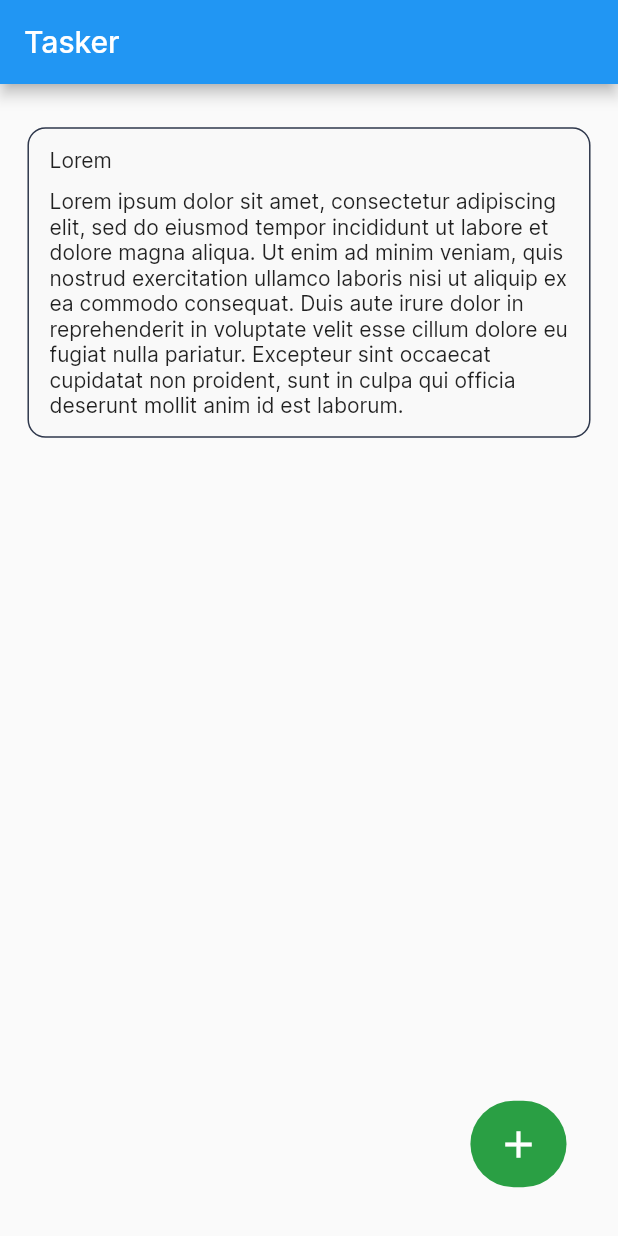
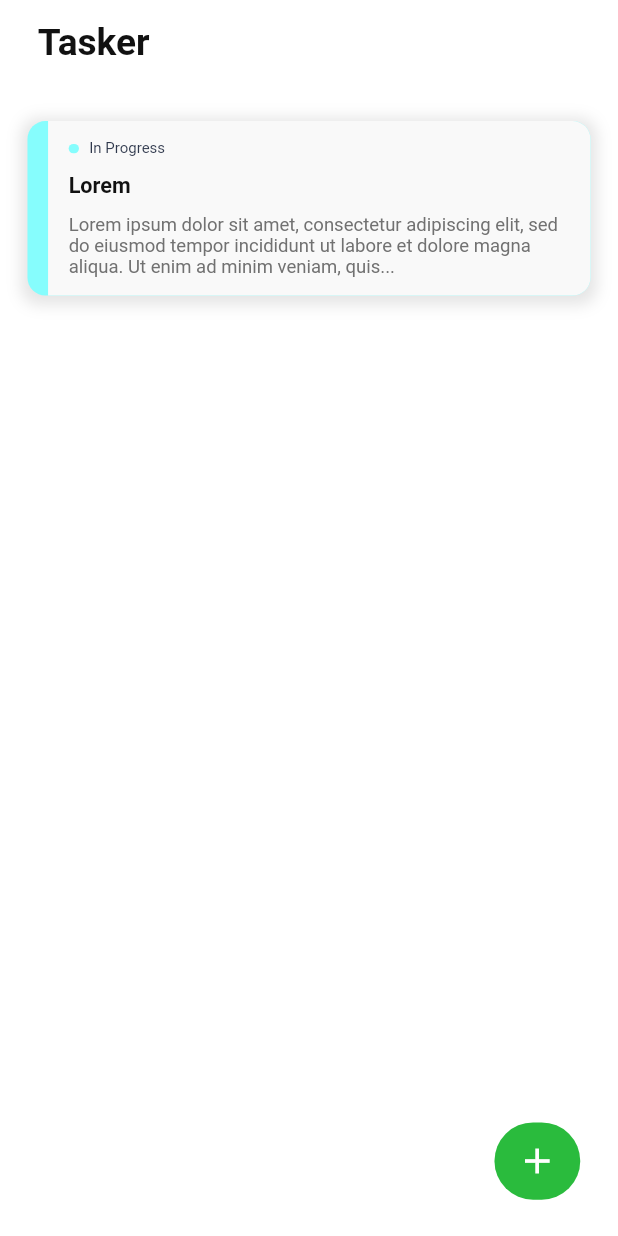
Before and after one commit to im-dpaul/tasker, a Flutter app: the screen it shows after launch, after a tap on the "add" icon, on a phone screen of 412 x 824 dp. Run offline on Flutter 3.47's test engine with Material 2 defaults, Android fonts, the phone set to English and light mode, and no system bars; our stand-ins replace flutter_screenutil, get, sqflite; accounts and stored records are empty; Roboto replaces fonts that are missing (Inter-Black, Inter-Bold).

Commit message:
ADD: CommonAppBar, Updated TasksCard with Status, Updated floating action button

```diff
--- /dev/null
+++ b/lib/core/constants/constants.dart
@@ -0,0 +1,9 @@
+class Constants {
+  static const Map<String, String> taskStatus = {
+    "NOT_STARTED": "Not Started",
+    "IN_PROGRESS": "In Progress",
+    "ON_HOLD": "On Hold",
+    "PENDING": "Pending",
+    "FINISHED": "Finished",
+  };
+}
--- /dev/null
+++ b/lib/core/constants/image_path.dart
@@ -0,0 +1,3 @@
+class ImagePath {
+  static const String taskerLogo = 'assets/images/tasker_logo.png';
+}
--- a/lib/core/services/db_provider.dart
+++ b/lib/core/services/db_provider.dart
@@ -28,7 +28,8 @@ class DBProvider {
       '''CREATE TABLE tasks
       (id INTEGER PRIMARY KEY AUTOINCREMENT,
       title TEXT NOT NULL,
-      description TEXT)''',
+      description TEXT,
+      status TEXT NOT NULL)''',
     );
   }
 
--- a/lib/core/theme/app_colors.dart
+++ b/lib/core/theme/app_colors.dart
@@ -7,31 +7,15 @@ class AppColors {
   static const Color transparent = Colors.transparent;
 
   static const Color textBlack = Color(0xFF111111);
-
-  static const Color lightGrey = Color(0xFFF9F9F9);
-  static const Color teal = Color(0xFF009E92);
-  static const Color accent4 = Color(0xff257CFF);
-  static const Color blackShade2 = Color(0xFF222222);
-  static const Color surface = Color(0xFFF7F7F7);
-  static const Color neutral08 = Color(0xFF5E5E5E);
-  static const Color neutral06 = Color(0xFFB0B0B0);
-  static const Color primaryShade100 = Color(0xFFC9FBE0);
-  static const Color neutral05 = Color(0xFFC2C2C2);
-  static const Color neutral01 = Color(0xFFF7F7F7);
-  static const Color neutral02 = Color(0xFFEBEBEB);
-  static const Color neutral07 = Color(0xFF717171);
-  static const Color redError = Color(0xFFD82C0D);
-  static const Color redError02 = Color(0xFFE31315);
-  static const Color raisinBlack = Color(0xff262626);
-  static const Color base = Color(0xff2F384C);
-  static const Color greyB0 = Color(0xffB0B0B0);
-  static const Color greyScale400 = Color(0xff9EA3AE);
-  static const Color chineseBlack = Color(0xff0B151B);
-  static const Color accent3 = Color(0xff2B9F44);
-  static const Color primaryShade600 = Color(0xff009E92);
-  static const Color baseBg = Color(0xffF1F5F8);
-  static const Color primaryShade900 = Color(0xFF004558);
-  static const Color accent03 = Color(0xFF2A9F44);
-
-  static const Color failed = Color(0xFFF55051);
+  static const Color lightGrey = Color(0xFFD6DBD4);
+  static const Color smokyGrey = Color(0xFF717171);
+  static const Color snowDrift = Color(0xFFF9F9F9);
+  static const Color tuna = Color(0xff2F384C);
+  static const Color lightRed = Color(0xFFF55051);
+  static const Color clearBlue = Color(0xFF257CFF);
+  static const Color tronBlue = Color(0xFF86FDFD);
+  static const Color babyGreen = Color(0xFF86FD9E);
+  static const Color mediumGreen = Color(0xFF2ABB3D);
+  static const Color tangerin = Color(0xFFFD9E86);
+  static const Color brightLavender = Color(0xFFCD86FD);
 }
--- a/lib/core/theme/app_text_styles.dart
+++ b/lib/core/theme/app_text_styles.dart
@@ -3,17 +3,24 @@ import 'package:tasker/core/extensions/size_extension.dart';
 import 'package:tasker/core/theme/app_colors.dart';
 
 class AppTextStyles {
-  static TextStyle f24w700InterTextBlack = TextStyle(
+  static TextStyle f24w700TextBlack = TextStyle(
     color: AppColors.textBlack,
     fontSize: 24.textMultiplier,
-    fontFamily: 'Inter',
+    fontFamily: 'Inter-Black',
     fontWeight: FontWeight.w700,
   );
 
-  static TextStyle f16w500InterNeutral06 = TextStyle(
-    color: AppColors.neutral06,
-    fontSize: 16.textMultiplier,
-    fontFamily: 'Inter',
-    fontWeight: FontWeight.w500,
+  static TextStyle f14w600TextBlack = TextStyle(
+    color: AppColors.textBlack,
+    fontSize: 14.textMultiplier,
+    fontFamily: 'Inter-Bold',
+    fontWeight: FontWeight.w600,
+  );
+
+  static TextStyle f12w400SmokyGrey = TextStyle(
+    color: AppColors.smokyGrey,
+    fontSize: 12.textMultiplier,
+    fontFamily: 'Inter-Bold',
+    fontWeight: FontWeight.w400,
   );
 }
--- a/lib/features/home/views/home_screen.dart
+++ b/lib/features/home/views/home_screen.dart
@@ -1,12 +1,10 @@
 import 'package:flutter/material.dart';
 import 'package:get/get.dart';
 import 'package:tasker/core/extensions/size_extension.dart';
-import 'package:tasker/core/services/db_provider.dart';
 import 'package:tasker/core/theme/app_colors.dart';
 import 'package:tasker/features/tasks/controller/tasks_controller.dart';
-import 'package:tasker/features/tasks/models/tasks_model.dart';
-import 'package:tasker/features/tasks/views/tasks_screen.dart';
 import 'package:tasker/features/tasks/widgets/task_card.dart';
+import 'package:tasker/widgets/common_app_bar.dart';
 import 'package:tasker/widgets/custom_sized_box.dart';
 
 class HomeScreen extends StatefulWidget {
@@ -28,64 +26,111 @@ class _HomeScreenState extends State<HomeScreen> {
   @override
   Widget build(BuildContext context) {
     return Scaffold(
-      appBar: AppBar(
-        title: const Text('Tasker'),
+      appBar: const CommonAppBar(
+        title: 'Tasker',
       ),
       body: Obx(
-        () => CustomSizedBox(
-          // height: 700,
-          childWidget: Padding(
+        () => Container(
+          color: AppColors.white,
           padding: EdgeInsets.symmetric(
-              vertical: 16.h,
-              horizontal: 16.w,
+            vertical: 8.h,
+            horizontal: 8.w,
           ),
           child: ListView.separated(
             itemCount: tasksController.tasksList.length,
             physics: const BouncingScrollPhysics(),
-              padding: EdgeInsets.symmetric(vertical: 12.h),
+            padding: EdgeInsets.symmetric(vertical: 16.h, horizontal: 8.w),
             itemBuilder: (context, index) {
               return TaskCard(
                 id: tasksController.tasksList[index].id ?? 0,
                 title: tasksController.tasksList[index].title ?? '',
-                  description: tasksController.tasksList[index].description,
+                description: tasksController.truncateDescription(
+                    tasksController.tasksList[index].description),
+                status: tasksController.getTaskStatus(
+                    tasksController.tasksList[index].status ?? ''),
+                color: tasksController
+                    .getColor(tasksController.tasksList[index].status ?? ''),
+                selectionEnabled: tasksController.enableSelection.value,
+                selected: false,
                 onTap: () {
                   tasksController
                       .updateTask(tasksController.tasksList[index].id ?? 0);
                 },
                 onLongPress: () {
-                    tasksController
-                        .deleteTask(tasksController.tasksList[index].id ?? 0);
+                  tasksController.setEnableSelection(true);
+                  // tasksController
+                  //     .deleteTask(tasksController.tasksList[index].id ?? 0);
                 },
               );
             },
             separatorBuilder: (context, index) =>
-                  const CustomSizedBox(height: 12),
+                const CustomSizedBox(height: 16),
           ),
         ),
       ),
-      ),
-      floatingActionButton: GestureDetector(
+      floatingActionButton: Obx(
+        () => Column(
+          mainAxisAlignment: MainAxisAlignment.end,
+          children: [
+            Visibility(
+              visible: tasksController.enableSelection.value,
+              child: GestureDetector(
                 onTap: () {
-          tasksController.addTask();
+                  tasksController.setEnableSelection(false);
                 },
                 child: Container(
-          height: 56.h,
-          width: 56.w,
+                  height: 50.h,
+                  width: 50.w,
                   margin: EdgeInsets.symmetric(
-            horizontal: 16.w,
-            vertical: 16.h,
+                    horizontal: 8.w,
+                    vertical: 8.h,
                   ),
                   decoration: const BoxDecoration(
-            color: AppColors.accent03,
+                    color: AppColors.clearBlue,
                     borderRadius: BorderRadius.all(
                       Radius.circular(30),
                     ),
                   ),
                   child: const Icon(
-            Icons.add,
-            size: 30,
+                    Icons.close,
+                    size: 28,
                     color: AppColors.white,
                   ),
+                ),
+              ),
+            ),
+            GestureDetector(
+              onTap: () {
+                if (tasksController.enableSelection.value) {
+                } else {
+                  tasksController.addTask();
+                }
+              },
+              child: Container(
+                height: 50.h,
+                width: 50.w,
+                margin: EdgeInsets.symmetric(
+                  horizontal: 8.w,
+                  vertical: 8.h,
+                ),
+                decoration: BoxDecoration(
+                  color: tasksController.enableSelection.value
+                      ? AppColors.lightRed
+                      : AppColors.mediumGreen,
+                  borderRadius: const BorderRadius.all(
+                    Radius.circular(30),
+                  ),
+                ),
+                child: Icon(
+                  tasksController.enableSelection.value
+                      ? Icons.delete_outline_outlined
+                      : Icons.add,
+                  size: 28,
+                  color: AppColors.white,
+                ),
+              ),
+            ),
+          ],
         ),
       ),
     );
--- a/lib/features/splash/views/splash_screen.dart
+++ b/lib/features/splash/views/splash_screen.dart
@@ -1,6 +1,9 @@
 import 'package:flutter/material.dart';
+import 'package:tasker/core/constants/image_path.dart';
 import 'package:tasker/core/routes/app_routes.dart';
+import 'package:tasker/core/theme/app_colors.dart';
 import 'package:tasker/core/theme/app_text_styles.dart';
+import 'package:tasker/widgets/custom_sized_box.dart';
 
 class SplashScreen extends StatefulWidget {
   const SplashScreen({super.key});
@@ -25,10 +28,25 @@ class _SplashScreenState extends State<SplashScreen> {
   Widget build(BuildContext context) {
     return Scaffold(
       body: SafeArea(
-        child: Center(
-          child: Text(
-            'Tasker',
-            style: AppTextStyles.f24w700InterTextBlack,
+        child: Container(
+          color: AppColors.white,
+          child: Center(
+            child: Row(
+              crossAxisAlignment: CrossAxisAlignment.center,
+              mainAxisAlignment: MainAxisAlignment.center,
+              children: [
+                CustomSizedBox(
+                  height: 80,
+                  width: 60,
+                  childWidget: Image.asset(ImagePath.taskerLogo),
+                ),
+                const CustomSizedBox(width: 8),
+                Text(
+                  'Tasker',
+                  style: AppTextStyles.f24w700TextBlack,
+                ),
+              ],
+            ),
           ),
         ),
       ),
--- a/lib/features/tasks/controller/tasks_controller.dart
+++ b/lib/features/tasks/controller/tasks_controller.dart
@@ -1,9 +1,13 @@
+import 'package:flutter/material.dart';
 import 'package:get/get.dart';
+import 'package:tasker/core/constants/constants.dart';
 import 'package:tasker/core/services/db_provider.dart';
+import 'package:tasker/core/theme/app_colors.dart';
 import 'package:tasker/features/tasks/models/tasks_model.dart';
 
 class TasksController extends GetxController {
   DBProvider dbProvider = DBProvider();
+  RxBool enableSelection = RxBool(false);
   RxList<TasksModel> tasksList = <TasksModel>[].obs;
 
   getTasks() async {
@@ -17,7 +21,7 @@ class TasksController extends GetxController {
           title: 'Lorem',
           description:
               'Lorem ipsum dolor sit amet, consectetur adipiscing elit, sed do eiusmod tempor incididunt ut labore et dolore magna aliqua. Ut enim ad minim veniam, quis nostrud exercitation ullamco laboris nisi ut aliquip ex ea commodo consequat. Duis aute irure dolor in reprehenderit in voluptate velit esse cillum dolore eu fugiat nulla pariatur. Excepteur sint occaecat cupidatat non proident, sunt in culpa qui officia deserunt mollit anim id est laborum.',
-      ),
+          status: 'IN_PROGRESS'),
     );
     await getTasks();
   }
@@ -28,8 +32,8 @@ class TasksController extends GetxController {
           id: id,
           title: "Updated Title",
           description:
-            "Lorem ipsum dolor sit amet, consectetur adipiscing elit, sed do eiusmod tempor incididunt ut labore et dolore magna aliqua. Ut enim ad minim veniam, quis nostrud exercitation ullamco laboris nisi ut aliquip ex ea commodo consequat. Duis aute irure dolor in reprehenderit in voluptate velit esse cillum dolore eu fugiat nulla pariatur. Excepteur sint occaecat cupidatat non proident, sunt in culpa qui officia deserunt mollit anim id est laborum.",
-      ),
+              "Lorem ipsum dolor sit amet, consectetur adipiscing elit, sed do eiusmod tempor.",
+          status: 'FINISHED'),
     );
     await getTasks();
   }
@@ -38,4 +42,44 @@ class TasksController extends GetxController {
     await dbProvider.delete(id);
     await getTasks();
   }
+
+  setEnableSelection(bool value) {
+    enableSelection.value = value;
   }
+
+  String getTaskStatus(String sts) {
+    String status = Constants.taskStatus[sts] ?? 'Not Started';
+    return status;
+  }
+
+  Color getColor(String sts) {
+    final status = getTaskStatus(sts);
+
+    if (status == Constants.taskStatus['IN_PROGRESS']) {
+      return AppColors.tronBlue;
+    } else if (status == Constants.taskStatus['ON_HOLD']) {
+      return AppColors.smokyGrey;
+    } else if (status == Constants.taskStatus['PENDING']) {
+      return AppColors.tangerin;
+    } else if (status == Constants.taskStatus['FINISHED']) {
+      return AppColors.babyGreen;
+    } else if (status == Constants.taskStatus['NOT_STARTED']) {
+      return AppColors.brightLavender;
+    } else {
+      return AppColors.clearBlue;
+    }
+  }
+
+  String truncateDescription(String? description) {
+    if (description == null || description.isEmpty) {
+      return '';
+    }
+
+    List<String> words = description.split(' ');
+    if (words.length <= 25) {
+      return description;
+    }
+
+    return '${words.take(25).join(' ')}...';
+  }
+}
--- a/lib/features/tasks/models/tasks_model.dart
+++ b/lib/features/tasks/models/tasks_model.dart
@@ -4,22 +4,21 @@ class TasksModel {
   int? id;
   String? title;
   String? description;
+  String? status;
 
-  TasksModel({
-    this.id,
-    this.title,
-    this.description,
-  });
+  TasksModel({this.id, this.title, this.description, this.status});
 
   TasksModel copyWith({
     int? id,
     String? title,
     String? description,
+    String? status,
   }) {
     return TasksModel(
       id: id ?? this.id,
       title: title ?? this.title,
       description: description ?? this.description,
+      status: status ?? this.status,
     );
   }
 
@@ -28,6 +27,7 @@ class TasksModel {
       'id': id,
       'title': title,
       'description': description,
+      'status': status,
     };
   }
 
@@ -37,6 +37,7 @@ class TasksModel {
       title: map['title'] != null ? map['title'] as String : null,
       description:
           map['description'] != null ? map['description'] as String : null,
+      status: map['status'] != null ? map['status'] as String : null,
     );
   }
 
@@ -46,8 +47,9 @@ class TasksModel {
       TasksModel.fromMap(json.decode(source) as Map<String, dynamic>);
 
   @override
-  String toString() =>
-      'TaskModel(id: $id, title: $title, description: $description)';
+  String toString() {
+    return 'TasksModel(id: $id, title: $title, description: $description, status: $status)';
+  }
 
   @override
   bool operator ==(covariant TasksModel other) {
@@ -55,9 +57,15 @@ class TasksModel {
 
     return other.id == id &&
         other.title == title &&
-        other.description == description;
+        other.description == description &&
+        other.status == status;
   }
 
   @override
-  int get hashCode => id.hashCode ^ title.hashCode ^ description.hashCode;
+  int get hashCode {
+    return id.hashCode ^
+        title.hashCode ^
+        description.hashCode ^
+        status.hashCode;
+  }
 }
--- a/lib/features/tasks/views/tasks_screen.dart
+++ b/lib/features/tasks/views/tasks_screen.dart
@@ -21,10 +21,10 @@ class _TasksScreenState extends State<TasksScreen> {
         vertical: 12.h,
       ),
       decoration: BoxDecoration(
-        color: AppColors.lightGrey,
+        color: AppColors.snowDrift,
         borderRadius: BorderRadius.circular(12),
         border: Border.all(
-          color: AppColors.base,
+          color: AppColors.tuna,
           width: 1,
         ),
       ),
--- a/lib/features/tasks/widgets/task_card.dart
+++ b/lib/features/tasks/widgets/task_card.dart
@@ -2,52 +2,119 @@ import 'package:flutter/material.dart';
 import 'package:tasker/core/extensions/size_extension.dart';
 import 'package:tasker/core/responsive/size_config.dart';
 import 'package:tasker/core/theme/app_colors.dart';
+import 'package:tasker/core/theme/app_text_styles.dart';
 import 'package:tasker/widgets/custom_sized_box.dart';
 
-class TaskCard extends StatelessWidget {
+class TaskCard extends StatefulWidget {
   final int id;
   final String title;
   final String? description;
+  final String status;
+  final bool selected;
+  final bool selectionEnabled;
+  final Color color;
   final void Function()? onTap;
   final void Function()? onLongPress;
 
-  const TaskCard(
-      {super.key,
+  const TaskCard({
+    super.key,
     required this.id,
     required this.title,
     this.description,
+    required this.selected,
+    required this.selectionEnabled,
+    required this.status,
+    required this.color,
     required this.onTap,
-      required this.onLongPress});
+    required this.onLongPress,
+  });
 
+  @override
+  State<TaskCard> createState() => _TaskCardState();
+}
+
+class _TaskCardState extends State<TaskCard> {
   @override
   Widget build(BuildContext context) {
     return GestureDetector(
-      onTap: onTap,
-      onLongPress: onLongPress,
+      onTap: widget.onTap,
+      onLongPress: widget.onLongPress,
       child: Container(
         // width: SizeConfig.screenWidth,
+        decoration: BoxDecoration(
+          color: widget.color,
+          borderRadius: BorderRadius.circular(12),
+          border: widget.selectionEnabled
+              ? Border.all(color: AppColors.lightGrey, width: 2)
+              : const Border(),
+          boxShadow: [
+            BoxShadow(
+              color: AppColors.black.withOpacity(0.1),
+              spreadRadius: 4,
+              blurRadius: 8,
+              offset: const Offset(0, 2),
+            ),
+          ],
+        ),
+        child: Align(
+          alignment: Alignment.centerRight,
+          child: Container(
+            width: SizeConfig.screenWidth -
+                (widget.selectionEnabled ? 48.w : 44.w),
+            decoration: const BoxDecoration(
+              color: AppColors.snowDrift,
+              borderRadius: BorderRadius.only(
+                topRight: Radius.circular(12),
+                bottomRight: Radius.circular(12),
+              ),
+            ),
+            child: Container(
+              // width: SizeConfig.screenWidth - 48,
               padding: EdgeInsets.symmetric(
                 horizontal: 12.w,
                 vertical: 12.h,
-        ),
-        decoration: BoxDecoration(
-          color: AppColors.lightGrey,
-          borderRadius: BorderRadius.circular(12),
-          border: Border.all(
-            color: AppColors.base,
-            width: 1,
-          ),
               ),
               child: Column(
                 crossAxisAlignment: CrossAxisAlignment.start,
                 mainAxisAlignment: MainAxisAlignment.start,
                 children: [
-            Text(title),
+                  Row(
+                    children: [
+                      Container(
+                        height: 6.h,
+                        width: 6.w,
+                        decoration: BoxDecoration(
+                          color: widget.color,
+                          borderRadius: BorderRadius.circular(4),
+                        ),
+                      ),
+                      const CustomSizedBox(width: 6),
+                      Text(
+                        widget.status,
+                        style: AppTextStyles.f12w400SmokyGrey
+                            .copyWith(color: AppColors.tuna, fontSize: 10),
+                      ),
+                    ],
+                  ),
                   const CustomSizedBox(
                     height: 10,
                   ),
-            if (description != null) Text(description ?? ''),
+                  Text(
+                    widget.title,
+                    style: AppTextStyles.f14w600TextBlack,
+                  ),
+                  const CustomSizedBox(
+                    height: 10,
+                  ),
+                  if (widget.description != null)
+                    Text(
+                      widget.description ?? '',
+                      style: AppTextStyles.f12w400SmokyGrey,
+                    ),
                 ],
+              ),
+            ),
+          ),
         ),
       ),
     );
--- /dev/null
+++ b/lib/widgets/common_app_bar.dart
@@ -0,0 +1,56 @@
+import 'package:flutter/material.dart';
+import 'package:flutter/services.dart';
+import 'package:tasker/core/extensions/size_extension.dart';
+import 'package:tasker/core/theme/app_colors.dart';
+import 'package:tasker/core/theme/app_text_styles.dart';
+
+class CommonAppBar extends StatelessWidget implements PreferredSizeWidget {
+  final String? title;
+  final double? elevation;
+  final Color? backgroundColor;
+  final List<Widget>? actions;
+  final Widget? leadingWidget;
+  final double? leadingWidth;
+
+  const CommonAppBar({
+    super.key,
+    this.title,
+    this.elevation,
+    this.backgroundColor,
+    this.actions,
+    this.leadingWidget,
+    this.leadingWidth,
+  });
+
+  @override
+  Widget build(BuildContext context) {
+    return AppBar(
+      title: title != null
+          ? Padding(
+              padding: EdgeInsets.symmetric(
+                horizontal: 8.w,
+                vertical: 6.h,
+              ),
+              child: Text(
+                title!,
+                style: AppTextStyles.f24w700TextBlack,
+              ),
+            )
+          : null,
+      backgroundColor: backgroundColor ?? AppColors.white,
+      elevation: elevation ?? 0,
+      bottomOpacity: 0,
+      leading: leadingWidget,
+      leadingWidth: leadingWidth ?? 42,
+      systemOverlayStyle: const SystemUiOverlayStyle(
+        statusBarColor: AppColors.white,
+        statusBarIconBrightness: Brightness.dark, // For Android (dark icons)
+        statusBarBrightness: Brightness.dark, // For iOS (dark icons)
+      ),
+      actions: actions ?? [],
+    );
+  }
+
+  @override
+  Size get preferredSize => AppBar().preferredSize;
+}
```
Also changed, not shown: assets/images/tasker_logo.png (added). Lines whose indentation alone changed are shown as unchanged.
